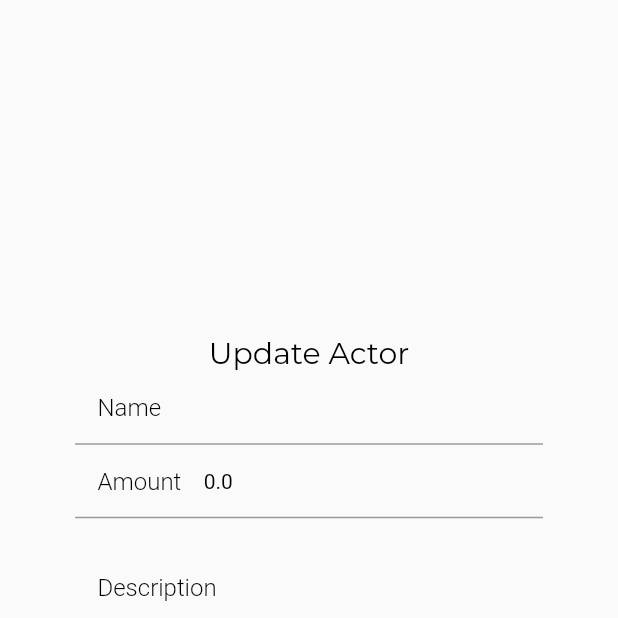
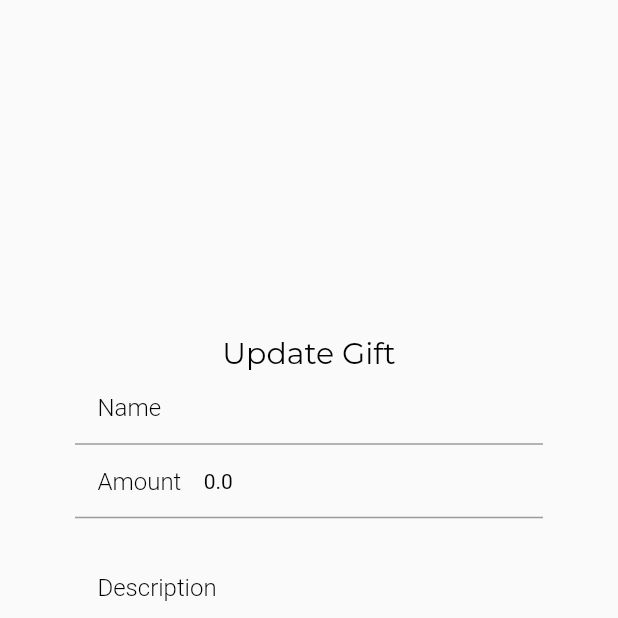
Before and after one commit to huulinh99/Donation, a Flutter app: the GiftInputItemScreen screen opened directly with empty values, on a phone screen of 412 x 824 dp, the top half of it. Run offline on Flutter 3.47's test engine with Material 2 defaults, Android fonts, the phone set to English and light mode, and no system bars; our stand-ins replace carousel_slider, firebase_auth, firebase_messaging, firebase_storage, flutter_datetime_picker, google_sign_in and 2 more; accounts and stored records are empty; network calls fail; statements that could not run were skipped.

Commit message:
Update input_gift_item.dart

```diff
--- a/lib/screens/custom_widgets/input_gift_item.dart
+++ b/lib/screens/custom_widgets/input_gift_item.dart
@@ -43,9 +43,9 @@ class GiftInputItemScreenState extends State<GiftInputItemScreen> {
       nameController.text = widget.gift.giftName.trim();
       amountController.text = widget.gift.amount.toString();
       descriptionController.text = widget.gift.description.trim();
-      title = "Update Actor";
+      title = "Update Gift";
     } else {
-      title = "New Actor";
+      title = "New Gift";
     }
   }
 
```
